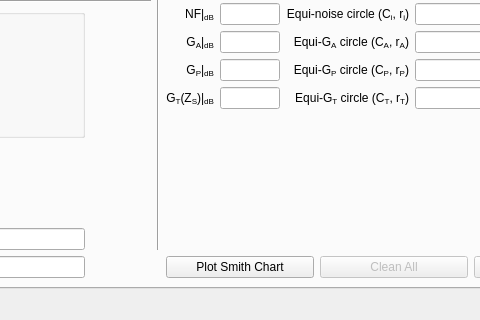
Above: syRF/ui/mainwindow.ui from urbanij/syRF-cpp before the change; both pictures show x 477 to 957 and y 473 to 793 of the 1272 by 793 pixel window. Below: the same form after it.
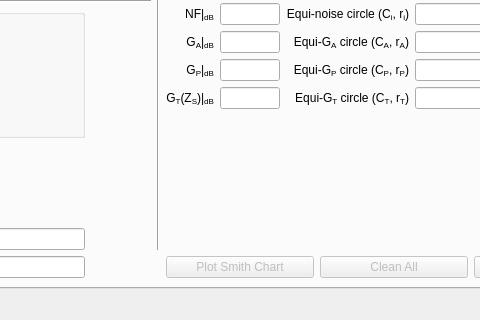
That is the form after the change.

The edit to the form file:
```diff
--- a/syRF/ui/mainwindow.ui
+++ b/syRF/ui/mainwindow.ui
@@ -1991,7 +1991,7 @@
             <item>
              <widget class="QPushButton" name="plot_isc_button_2">
               <property name="enabled">
-               <bool>true</bool>
+               <bool>false</bool>
               </property>
               <property name="text">
                <string notr="true">Plot Smith Chart</string>
```
Left out of the diff: 2 changed lines with no effect on the pictures.
